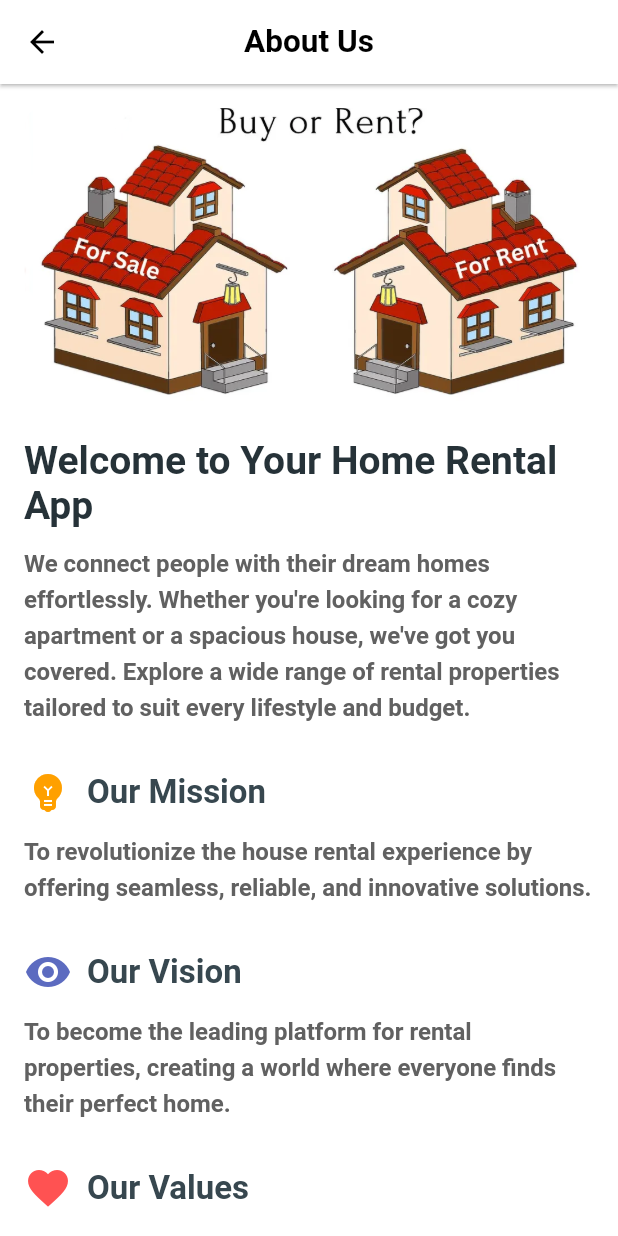
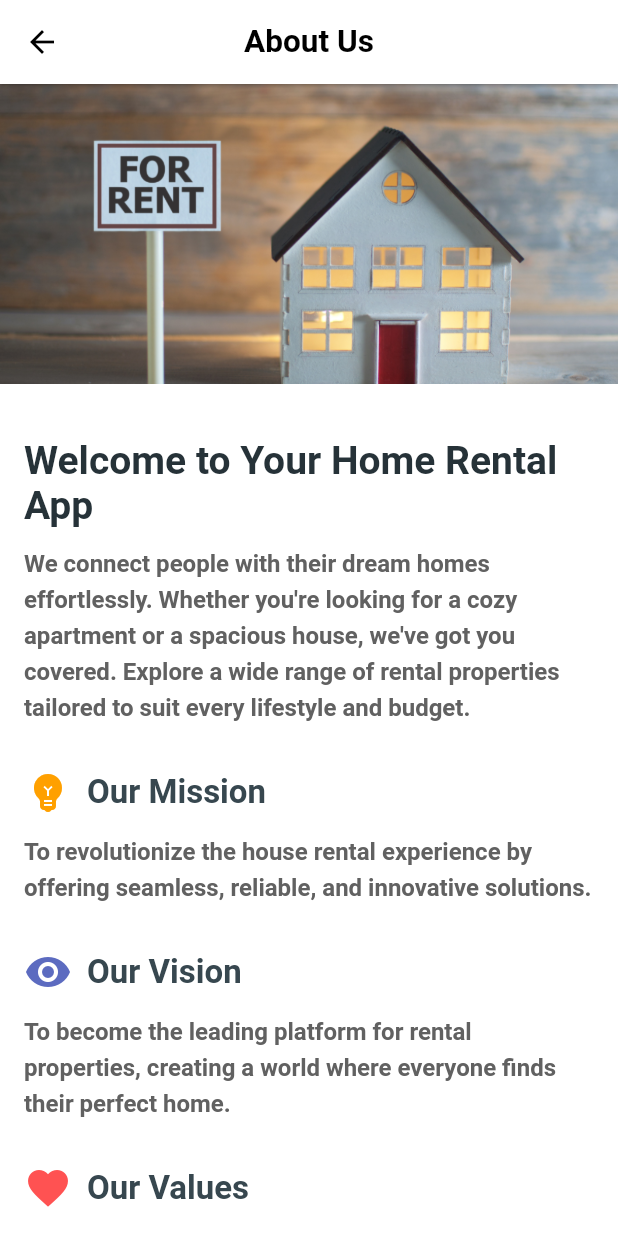
Before and after one commit to nasifayc/HOME_RENTAL_APP, a Flutter app: the AboutUsPage screen opened by its route, on a phone screen of 412 x 824 dp. Run offline on Flutter 3.47's test engine with Material 3 defaults, Android fonts, the phone set to English and light mode, and no system bars; our stand-ins replace carousel_slider, dartz, equatable, flutter_bloc, image_picker, shared_preferences and 1 more; missing offline and left inert: flutter_number_picker; accounts and stored records are empty.

Commit message:
edit: edit about and houses screen

```diff
--- a/home_app/lib/screen/main_screens/about.dart
+++ b/home_app/lib/screen/main_screens/about.dart
@@ -13,23 +13,24 @@ class AboutUsPage extends StatelessWidget {
         centerTitle: true,
       ),
       body: SingleChildScrollView(
-        child: Padding(
-          padding: const EdgeInsets.all(16.0),
         child: Column(
           crossAxisAlignment: CrossAxisAlignment.start,
           children: [
             // Banner Image
-              ClipRRect(
-                borderRadius: BorderRadius.circular(12),
-                child: Image.asset(
+
+            Image.asset(
               'assets/images/rent.png',
               fit: BoxFit.cover,
               width: double.infinity,
               height: 200,
             ),
-              ),
+
             const SizedBox(height: 20),
             // Introduction Section
+            Padding(
+              padding: const EdgeInsets.all(16.0),
+              child: Column(
+                children: [
                   Text(
                     "Welcome to Your Home Rental App",
                     style: TextStyle(
@@ -51,7 +52,8 @@ class AboutUsPage extends StatelessWidget {
                   // Mission Section
                   Row(
                     children: [
-                  Icon(Icons.emoji_objects, color: Colors.amber[700], size: 32),
+                      Icon(Icons.emoji_objects,
+                          color: Colors.amber[700], size: 32),
                       const SizedBox(width: 10),
                       Text(
                         "Our Mission",
@@ -76,7 +78,8 @@ class AboutUsPage extends StatelessWidget {
                   // Vision Section
                   Row(
                     children: [
-                  Icon(Icons.visibility, color: Colors.indigo[400], size: 32),
+                      Icon(Icons.visibility,
+                          color: Colors.indigo[400], size: 32),
                       const SizedBox(width: 10),
                       Text(
                         "Our Vision",
@@ -121,21 +124,24 @@ class AboutUsPage extends StatelessWidget {
                         leading: Icon(Icons.check, color: Colors.green[600]),
                         title: Text(
                           "Customer First",
-                      style: TextStyle(fontSize: 16, color: Colors.grey[700]),
+                          style:
+                              TextStyle(fontSize: 16, color: Colors.grey[700]),
                         ),
                       ),
                       ListTile(
                         leading: Icon(Icons.check, color: Colors.green[600]),
                         title: Text(
                           "Transparency",
-                      style: TextStyle(fontSize: 16, color: Colors.grey[700]),
+                          style:
+                              TextStyle(fontSize: 16, color: Colors.grey[700]),
                         ),
                       ),
                       ListTile(
                         leading: Icon(Icons.check, color: Colors.green[600]),
                         title: Text(
                           "Innovation",
-                      style: TextStyle(fontSize: 16, color: Colors.grey[700]),
+                          style:
+                              TextStyle(fontSize: 16, color: Colors.grey[700]),
                         ),
                       ),
                     ],
@@ -163,17 +169,20 @@ class AboutUsPage extends StatelessWidget {
                         const SizedBox(height: 10),
                         Text(
                           "📧 Email: contact@yourapp.com",
-                      style: TextStyle(fontSize: 16, color: Colors.grey[700]),
+                          style:
+                              TextStyle(fontSize: 16, color: Colors.grey[700]),
                         ),
                         const SizedBox(height: 5),
                         Text(
                           "📞 Phone: +1 234 567 890",
-                      style: TextStyle(fontSize: 16, color: Colors.grey[700]),
+                          style:
+                              TextStyle(fontSize: 16, color: Colors.grey[700]),
                         ),
                         const SizedBox(height: 5),
                         Text(
                           "📍 Address: 123 Dream Street, Hometown, Country",
-                      style: TextStyle(fontSize: 16, color: Colors.grey[700]),
+                          style:
+                              TextStyle(fontSize: 16, color: Colors.grey[700]),
                         ),
                       ],
                     ),
@@ -181,6 +190,8 @@ class AboutUsPage extends StatelessWidget {
                 ],
               ),
             ),
+          ],
+        ),
       ),
     );
   }
--- a/home_app/lib/screen/main_screens/home_screen.dart
+++ b/home_app/lib/screen/main_screens/home_screen.dart
@@ -159,7 +159,7 @@ class CategoryChips extends StatelessWidget {
                   const EdgeInsets.symmetric(horizontal: 16.0, vertical: 8.0),
               decoration: BoxDecoration(
                 color: isSelected
-                    ? const Color.fromARGB(255, 26, 109, 192)
+                    ? Colors.black
                     : const Color.fromARGB(255, 241, 241, 241),
                 borderRadius: BorderRadius.circular(10.0),
               ),
```
Also changed, not shown: home_app/assets/images/rent.png. Lines whose indentation alone changed are shown as unchanged.
